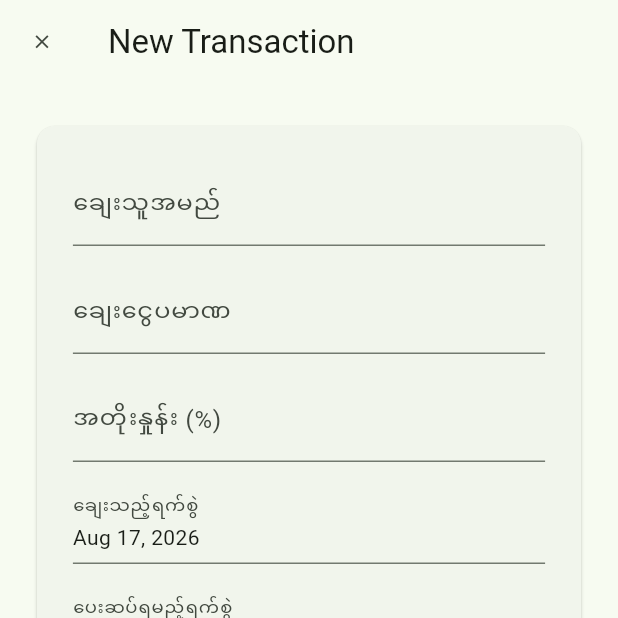
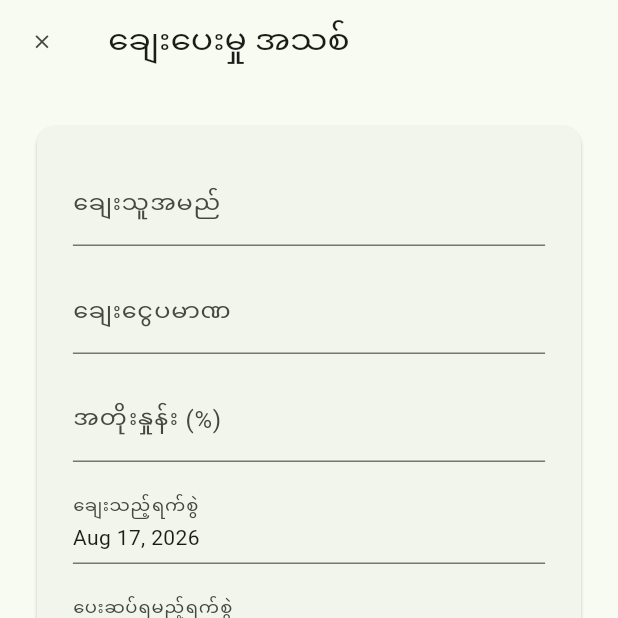
Before and after one commit to thanwannahtun/CheyNgar-App, a Flutter app: the TransactionCreateScreen screen opened directly with empty values, on a phone screen of 412 x 824 dp, the top half of it. Run offline on Flutter 3.47's test engine with Material 3 defaults, Android fonts, the phone set to English and light mode, and no system bars; our stand-ins replace date_time_picker, dio, equatable, flutter_bloc, flutter_contacts, flutter_secure_storage and 3 more; missing offline and left inert: mailer; accounts and stored records are empty; network calls fail; Roboto replaces fonts that are missing (Pyidaungsu).

Commit message:
- set firstDate to DateTime(DateTime.now().year - 10) in new-transaction (ချေးသည့်ရက်စွဲ) and in new-repayment (ပြန်ဆပ်သည့်ရက်စွဲ) - google contacts import

```diff
--- a/lib/models/transactions.dart
+++ b/lib/models/transactions.dart
@@ -52,14 +52,17 @@ enum TransactionDirection {
 }
 
 enum TransactionStatus {
-  open('OPEN', Colors.blue),
-  settled('SETTLED', Colors.green),
-  overdue('OVERDUE', Colors.red);
+  open('OPEN', Colors.blue, "ဖွင့်ထားဆဲ"),
+  settled('SETTLED', Colors.green, "ရှင်းပြီး"),
+  overdue('OVERDUE', Colors.red, "ရက်လွန်"),
+  writtenOff('WRITTEN_OFF', Colors.red, "ကြွေးဆုံး"), // Money lost
+  forgiven('FORGIVEN', Colors.grey, "လျှော်ပေးသည်"); // Debt cancelled
 
   final String value;
+  final String displayMM;
   final Color color;
 
-  const TransactionStatus(this.value, this.color);
+  const TransactionStatus(this.value, this.color, this.displayMM);
 
   static TransactionStatus fromString(String str) {
     return TransactionStatus.values.firstWhere(
--- a/lib/ui/screens/transaction_create_screen.dart
+++ b/lib/ui/screens/transaction_create_screen.dart
@@ -71,7 +71,11 @@ class _TransactionCreateScreenState extends State<TransactionCreateScreen> {
 
         return Scaffold(
           appBar: AppBar(
-            title: Text("New Transaction"),
+            title: Text(
+              widget.direction == TransactionDirection.borrow
+                  ? "ချေးယူမှု အသစ်"
+                  : "ချေးပေးမှု အသစ်",
+            ),
             leading: IconButton(
               onPressed: () => context.pop(),
               icon: Icon(Icons.close),
@@ -165,6 +169,7 @@ class _TransactionCreateScreenState extends State<TransactionCreateScreen> {
                             ),
                             // date only picker
                             DatePickerFormField(
+                              firstDate: DateTime(DateTime.now().year - 10),
                               label: "ချေးသည့်ရက်စွဲ",
                               value: _selectedDate,
                               onChanged: (date) {
--- a/lib/ui/screens/transaction_detail_screen.dart
+++ b/lib/ui/screens/transaction_detail_screen.dart
@@ -64,7 +64,7 @@ class _TransactionDetailScreenState extends State<TransactionDetailScreen> {
           ),
 
       appBar: AppBar(
-        title: const Text("Transaction Detail"),
+        title: const Text("အသေးစိတ်မှတ်တမ်း"),
         actionsPadding: EdgeInsets.only(right: 16),
         actions: [],
       ),
--- a/lib/ui/widgets/input_fields/date_picker.dart
+++ b/lib/ui/widgets/input_fields/date_picker.dart
@@ -56,7 +56,7 @@ class _DatePickerFormFieldState extends State<DatePickerFormField> {
         context: context,
         initialDate: widget.value ?? DateTime.now(),
         firstDate: widget.firstDate ?? DateTime.now(),
-        lastDate: DateTime(DateTime.now().year + 10),
+        lastDate: DateTime(DateTime.now().year + 100),
       );
       if (picked != null && picked != widget.value) {
         widget.onChanged?.call(picked);
--- a/lib/ui/widgets/input_fields/enum_dropdown.dart
+++ b/lib/ui/widgets/input_fields/enum_dropdown.dart
@@ -7,12 +7,14 @@ class EnumDropdown<T extends Enum> extends StatelessWidget {
   final String label;
   final List<T> items;
   // Optional: Pass an existing cubit the widget to look it up
+  final String Function(T value) displayName;
   final DropdownDataCubit<T>? cubit;
 
   const EnumDropdown({
     super.key,
     required this.label,
     required this.items,
+    required this.displayName,
     this.cubit,
   });
 
@@ -32,7 +34,7 @@ class EnumDropdown<T extends Enum> extends StatelessWidget {
                 (item) => DropdownMenuItem(
                   value: item,
                   child: Text(
-                    item.name.toUpperCase(),
+                    displayName(item),
                     style: Theme.of(context).textTheme.labelMedium,
                   ),
                 ),
```
Also changed, not shown: lib/ui/screens/contacts_import_export_screen.dart (+8 -2 lines), lib/ui/screens/contacts_list_screen.dart (+19 -22 lines), lib/ui/screens/google_contacts_import_screen.dart (+173 -58 lines), lib/ui/screens/repayment_create_screen.dart (+10 -7 lines), lib/ui/screens/transactions_list_screen.dart (+6 -1 lines).
